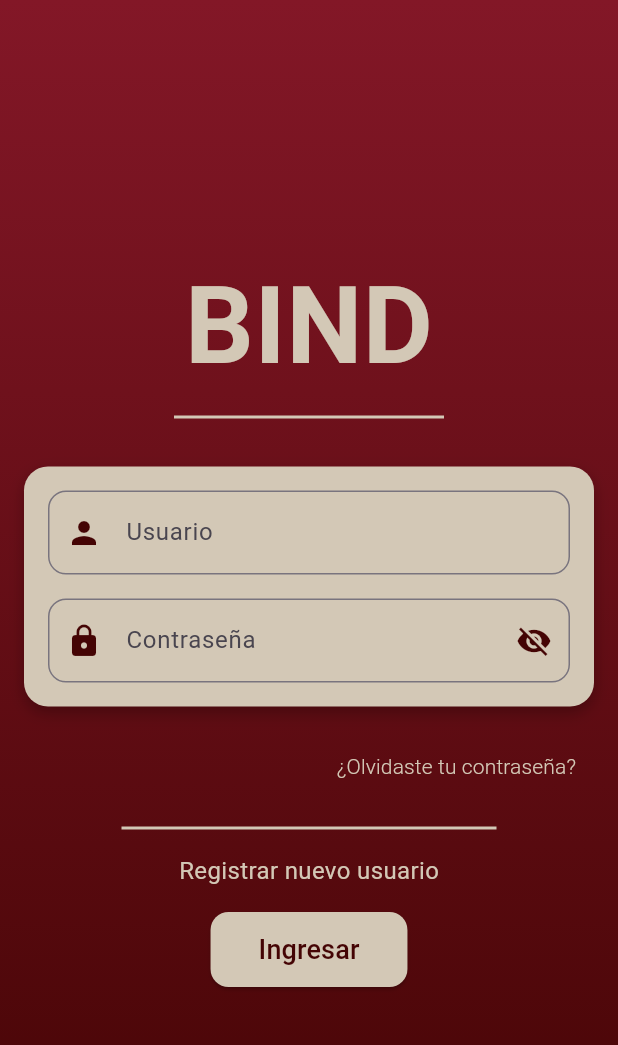
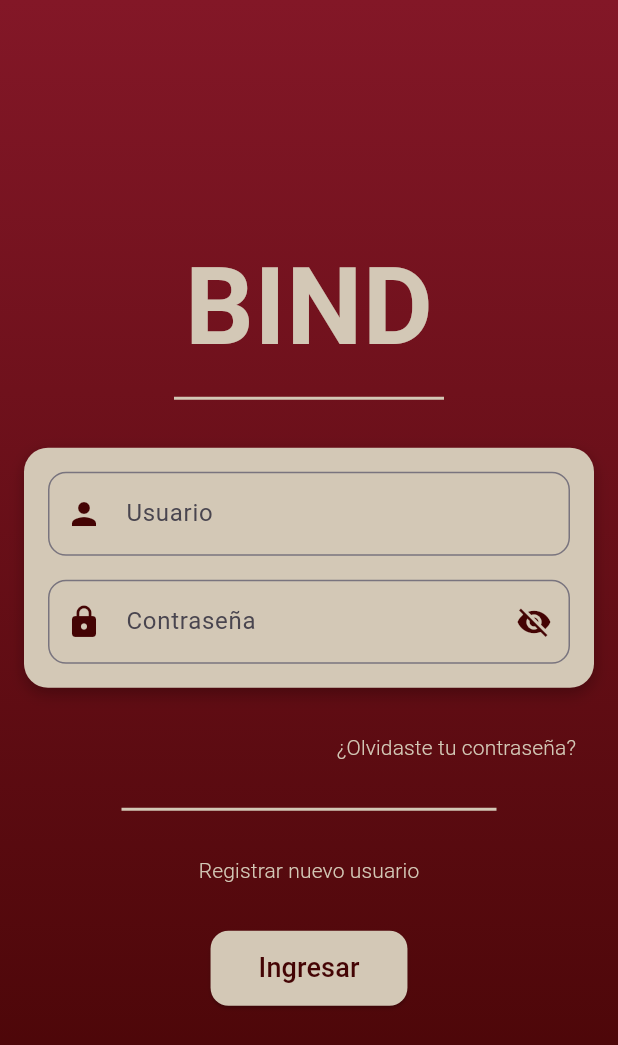
Before and after one commit to sab1103b/bild-flutter, a Flutter app: the screen it shows after launch, on a phone screen of 412 x 824 dp. Shown: the top 1045 px of the screen. Run offline on Flutter 3.47's test engine with Material 3 defaults, Android fonts, the phone set to English and light mode, and no system bars; our stand-ins replace firebase_core; accounts and stored records are empty.

Commit message:
boton registro

```diff
--- a/lib/screens/LOGIN.dart
+++ b/lib/screens/LOGIN.dart
@@ -131,17 +131,19 @@ class _LoginScreenState extends State<Login> {
                   color: beigeClaro, // Línea de color beige
                 ),
                 const SizedBox(height: 16.0),
-                // Texto "Registrar nuevo usuario"
-                GestureDetector(
-                  onTap: () {
-                    Navigator.pushNamed(context, '/Crear');
-                  },
-                  child: Text(
-                    'Registrar nuevo usuario',
-                    style: TextStyle(
-                      color: beigeClaro, // Texto en beige
-                      fontWeight: FontWeight.normal, // Fuente normal
-                      fontSize: 16.0, // Tamaño de texto
+                // Botón "Registrar nuevo usuario"
+                Align(
+                  alignment: Alignment.center,
+                  child: TextButton(
+                    onPressed: () {
+                      Navigator.pushNamed(context, '/Crear');
+                    },
+                    child: Text(
+                      'Registrar nuevo usuario',
+                      style: TextStyle(
+                        color: beigeClaro, // Texto beige
+                        fontWeight: FontWeight.w300, // Fuente más ligera
+                      ),
                     ),
                   ),
                 ),
```
